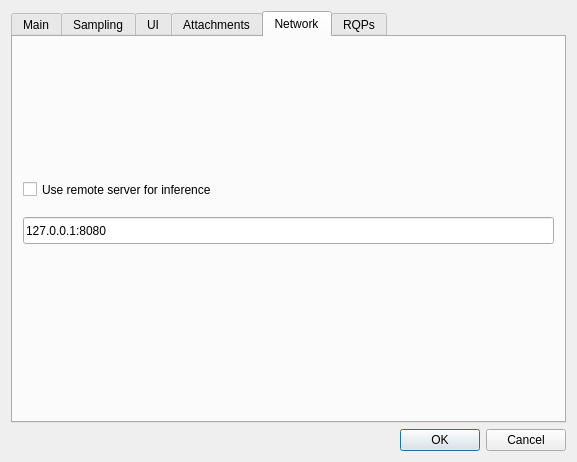
Old version of the form anna_graphica/settingsdialog.ui in the repository matrixsmaster/ANNA.
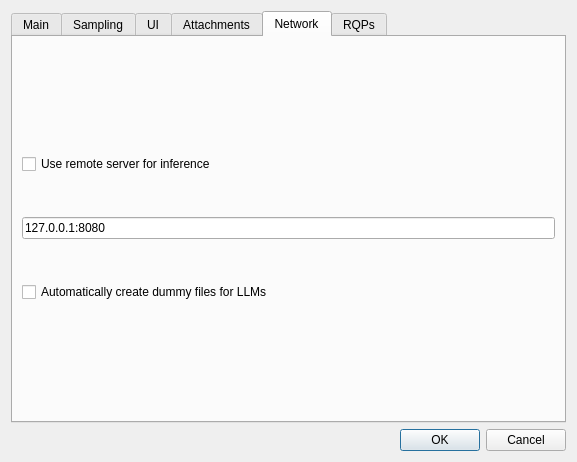
New version of the form. The open tabs and pages were chosen to show the change. Icons and pictures are not drawn.

Commit message: GUI: Minor update and refactoring of waiting function; added dummy files generation

```diff
--- a/anna_graphica/settingsdialog.ui
+++ b/anna_graphica/settingsdialog.ui
@@ -1142,32 +1142,35 @@
       <attribute name="title">
        <string>Network</string>
       </attribute>
+      <layout class="QVBoxLayout" name="verticalLayout_4">
+       <property name="topMargin">
+        <number>80</number>
+       </property>
+       <property name="bottomMargin">
+        <number>80</number>
+       </property>
+       <item>
       <widget class="QCheckBox" name="useServer">
-       <property name="geometry">
-        <rect>
-         <x>10</x>
-         <y>140</y>
-         <width>291</width>
-         <height>25</height>
-        </rect>
-       </property>
        <property name="text">
         <string>Use remote server for inference</string>
        </property>
       </widget>
+       </item>
+       <item>
       <widget class="QLineEdit" name="serverAddr">
-       <property name="geometry">
-        <rect>
-         <x>10</x>
-         <y>180</y>
-         <width>531</width>
-         <height>27</height>
-        </rect>
-       </property>
        <property name="text">
         <string>127.0.0.1:8080</string>
        </property>
       </widget>
+       </item>
+       <item>
+        <widget class="QCheckBox" name="mkDummy">
+         <property name="text">
+          <string>Automatically create dummy files for LLMs</string>
+         </property>
+        </widget>
+       </item>
+      </layout>
      </widget>
      <widget class="QWidget" name="tab_5">
       <attribute name="title">
```
Lines whose indentation alone changed are shown as unchanged. The commit also changes 6 other files.
